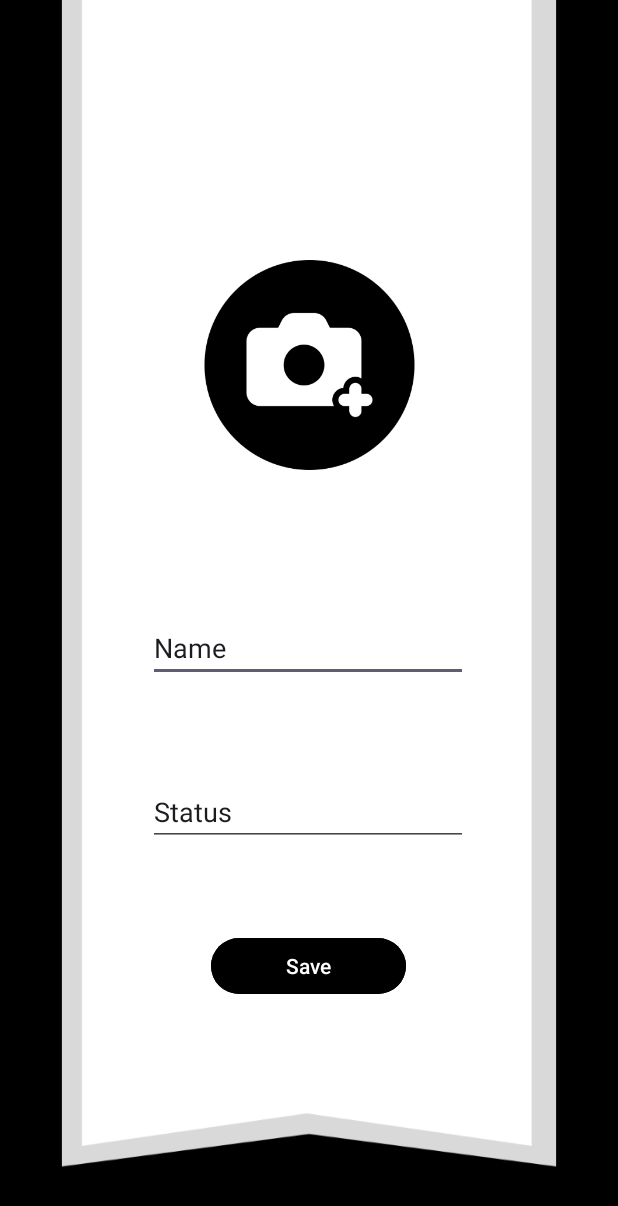
After one commit to coderajayanand/chatapplication, an Android app: the layout activity_settings.xml on its own in the app's theme, with its tools: preview values and no code run, on a phone screen of 412 x 824 dp. The commit adds this screen. Shown: the top 1206 px of the screen. Run offline under Robolectric (Android 15) with nearby library versions, the phone set to English and light mode, and no system bars.

Commit message:
settings button done, success, toggle starting

```diff
--- a/app/src/main/AndroidManifest.xml
+++ b/app/src/main/AndroidManifest.xml
@@ -12,6 +12,9 @@
         android:supportsRtl="true"
         android:theme="@style/Theme.AS_Chats"
         tools:targetApi="31">
+        <activity
+            android:name=".settings"
+            android:exported="false" />
         <activity
             android:name=".extraFeatures"
             android:exported="false" />
--- a/app/src/main/res/layout/activity_main.xml
+++ b/app/src/main/res/layout/activity_main.xml
@@ -77,6 +77,7 @@
         android:src="@drawable/camera" />
 
     <ImageView
+        android:id="@+id/extraFeatureBut"
         android:layout_width="47dp"
         android:layout_height="38dp"
         android:layout_alignParentEnd="true"
--- /dev/null
+++ b/app/src/main/res/layout/activity_settings.xml
@@ -0,0 +1,64 @@
+<?xml version="1.0" encoding="utf-8"?>
+<androidx.constraintlayout.widget.ConstraintLayout xmlns:android="http://schemas.android.com/apk/res/android"
+    xmlns:app="http://schemas.android.com/apk/res-auto"
+    xmlns:tools="http://schemas.android.com/tools"
+    android:layout_width="match_parent"
+    android:layout_height="match_parent"
+    android:background="@drawable/settingback"
+    tools:context=".setting">
+
+    <ImageView
+        android:id="@+id/settingprofile"
+        android:layout_width="179dp"
+        android:layout_height="149dp"
+        app:layout_constraintBottom_toTopOf="@+id/settingname"
+        app:layout_constraintEnd_toEndOf="parent"
+        app:layout_constraintStart_toStartOf="parent"
+        app:layout_constraintTop_toTopOf="parent"
+        app:layout_constraintVertical_bias="0.649"
+        app:srcCompat="@drawable/photocamera" />
+
+    <EditText
+        android:id="@+id/settingname"
+        android:layout_width="wrap_content"
+        android:layout_height="wrap_content"
+        android:layout_marginTop="216dp"
+        android:ems="10"
+        android:inputType="textPersonName"
+        android:text="Name"
+        app:layout_constraintBottom_toTopOf="@+id/settingstatus"
+        app:layout_constraintEnd_toEndOf="parent"
+        app:layout_constraintHorizontal_bias="0.497"
+        app:layout_constraintStart_toStartOf="parent"
+        app:layout_constraintTop_toTopOf="parent"
+        app:layout_constraintVertical_bias="0.75" />
+
+    <EditText
+        android:id="@+id/settingstatus"
+        android:layout_width="wrap_content"
+        android:layout_height="wrap_content"
+        android:ems="10"
+        android:inputType="textPersonName"
+        android:text="Status"
+        app:layout_constraintBottom_toBottomOf="parent"
+        app:layout_constraintEnd_toEndOf="parent"
+        app:layout_constraintHorizontal_bias="0.497"
+        app:layout_constraintStart_toStartOf="parent"
+        app:layout_constraintTop_toTopOf="parent"
+        app:layout_constraintVertical_bias="0.666" />
+
+    <Button
+        android:id="@+id/donebutt"
+        android:backgroundTint="@color/black"
+        android:layout_width="@dimen/_100sdp"
+        android:layout_height="@dimen/_35sdp"
+        android:text="Save"
+        app:cornerRadius="25dp"
+        app:layout_constraintBottom_toBottomOf="parent"
+        app:layout_constraintEnd_toEndOf="parent"
+        app:layout_constraintHorizontal_bias="0.498"
+        app:layout_constraintStart_toStartOf="parent"
+        app:layout_constraintTop_toTopOf="parent"
+        app:layout_constraintVertical_bias="0.798" />
+
+</androidx.constraintlayout.widget.ConstraintLayout>
```
Also changed, not shown: app/src/main/java/com/example/as_chats/MainActivity.java (+31 -0 lines), app/src/main/java/com/example/as_chats/settings.java (added, +166 -0 lines).
